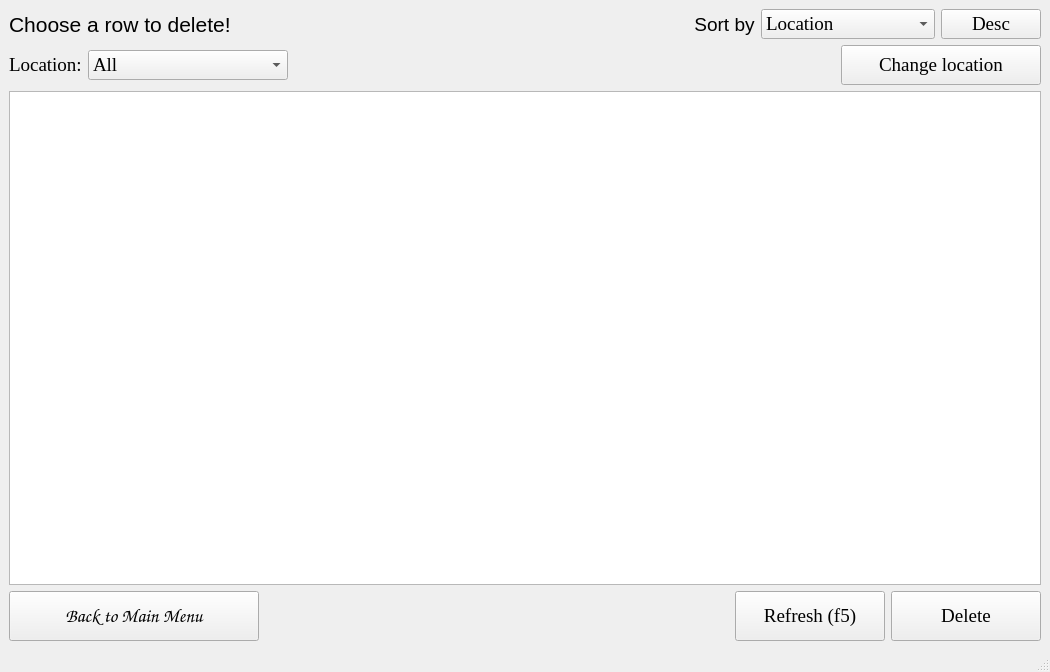
Before: the Qt Designer form MyWeather/modifydatawindow.ui in DekronPrime/MyWeather, drawn with Qt 5.
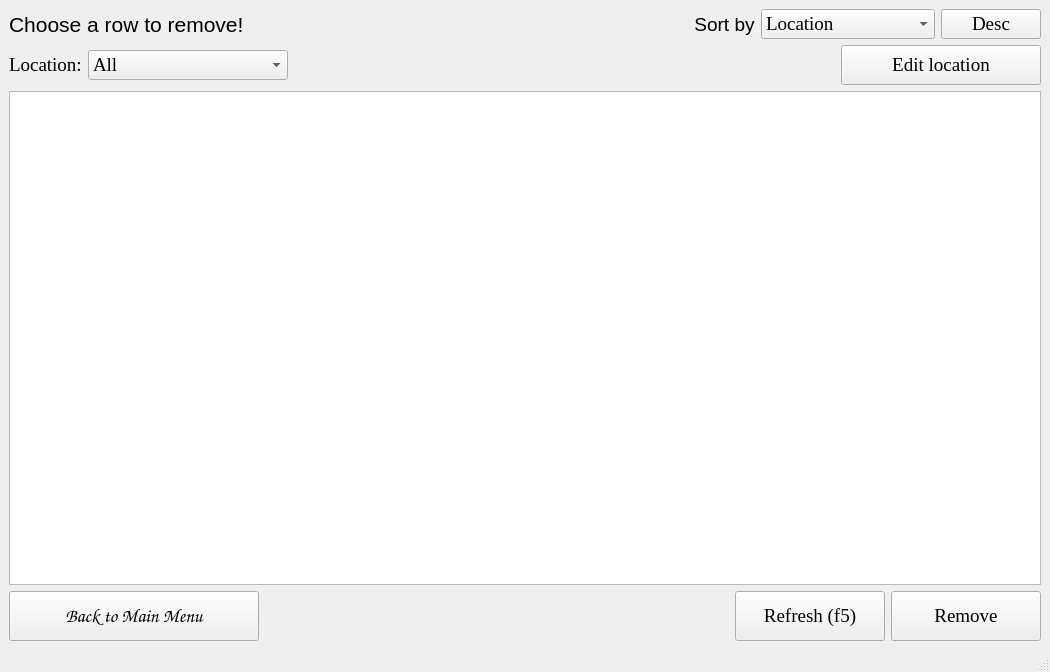
After: the same form once the commit is applied.

Commit message: renamed Change Location button to Edit Location button, added new forms for Edit Location button with functions, added an opportunity to refresh ComboBoxes from ModifyDataWindow

What changed in the file:
```diff
--- a/MyWeather/modifydatawindow.ui
+++ b/MyWeather/modifydatawindow.ui
@@ -25,7 +25,7 @@
          </font>
         </property>
         <property name="text">
-         <string>Choose a row to delete!</string>
+         <string>Choose a row to remove!</string>
         </property>
        </widget>
       </item>
@@ -224,7 +224,7 @@
          </font>
         </property>
         <property name="text">
-         <string>Change location</string>
+         <string>Edit location</string>
         </property>
        </widget>
       </item>
@@ -368,7 +368,7 @@
          <cursorShape>PointingHandCursor</cursorShape>
         </property>
         <property name="text">
-         <string>Delete</string>
+         <string>Remove</string>
         </property>
        </widget>
       </item>
```
Left out of the diff: 4 changed lines with no effect on the pictures. The commit also changes 21 other files.
